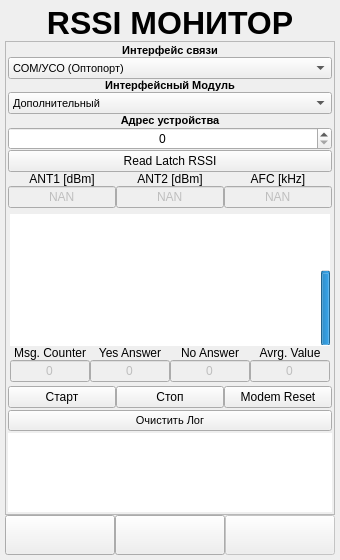
DavidSiegman/PLC_RF_Configurator, file ANDROID_FORMS/rssimonitor_form.ui: the form before one commit.
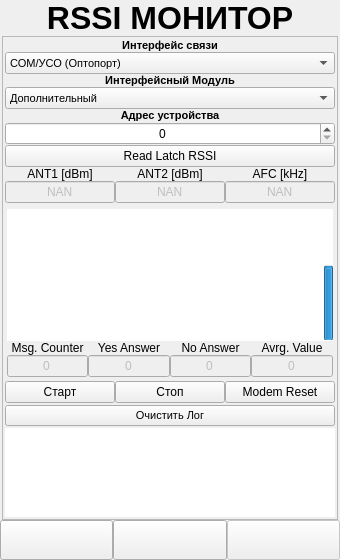
The form after the commit. Icons and pictures are not drawn.

```diff
--- a/ANDROID_FORMS/rssimonitor_form.ui
+++ b/ANDROID_FORMS/rssimonitor_form.ui
@@ -13,21 +13,21 @@
   <property name="windowTitle">
    <string>Form</string>
   </property>
-  <layout class="QVBoxLayout" name="verticalLayout_7">
+  <layout class="QVBoxLayout" name="verticalLayout_9">
    <property name="spacing">
     <number>0</number>
    </property>
    <property name="leftMargin">
-    <number>5</number>
+    <number>0</number>
    </property>
    <property name="topMargin">
-    <number>5</number>
+    <number>0</number>
    </property>
    <property name="rightMargin">
-    <number>5</number>
+    <number>0</number>
    </property>
    <property name="bottomMargin">
-    <number>5</number>
+    <number>0</number>
    </property>
    <item>
     <widget class="QLabel" name="label_1">
@@ -60,10 +60,26 @@
     </widget>
    </item>
    <item>
-    <layout class="QHBoxLayout" name="horizontalLayout_2">
+    <widget class="QWidget" name="Main_Widget" native="true">
+     <property name="styleSheet">
+      <string notr="true"/>
+     </property>
+     <layout class="QVBoxLayout" name="verticalLayout_7">
      <property name="spacing">
       <number>0</number>
      </property>
+      <property name="leftMargin">
+       <number>2</number>
+      </property>
+      <property name="topMargin">
+       <number>0</number>
+      </property>
+      <property name="rightMargin">
+       <number>2</number>
+      </property>
+      <property name="bottomMargin">
+       <number>0</number>
+      </property>
      <item>
       <widget class="QScrollArea" name="scrollArea">
        <property name="horizontalScrollBarPolicy">
@@ -77,8 +93,8 @@
          <rect>
           <x>0</x>
           <y>0</y>
-          <width>309</width>
-          <height>466</height>
+           <width>334</width>
+           <height>475</height>
          </rect>
         </property>
         <layout class="QVBoxLayout" name="verticalLayout_2">
@@ -1061,6 +1077,7 @@
       </widget>
      </item>
     </layout>
+    </widget>
    </item>
    <item>
     <widget class="QWidget" name="DownPanel_Widget" native="true">
@@ -1156,6 +1173,27 @@
          </widget>
         </item>
         <item>
+         <widget class="QWidget" name="Next_Widget" native="true">
+          <property name="enabled">
+           <bool>false</bool>
+          </property>
+          <layout class="QVBoxLayout" name="verticalLayout_8">
+           <property name="spacing">
+            <number>0</number>
+           </property>
+           <property name="leftMargin">
+            <number>0</number>
+           </property>
+           <property name="topMargin">
+            <number>0</number>
+           </property>
+           <property name="rightMargin">
+            <number>0</number>
+           </property>
+           <property name="bottomMargin">
+            <number>0</number>
+           </property>
+           <item>
          <widget class="QPushButton" name="Next">
           <property name="enabled">
            <bool>false</bool>
@@ -1185,6 +1223,9 @@
             <height>30</height>
            </size>
           </property>
+            </widget>
+           </item>
+          </layout>
          </widget>
         </item>
        </layout>
```
Lines whose indentation alone changed are shown as unchanged.
